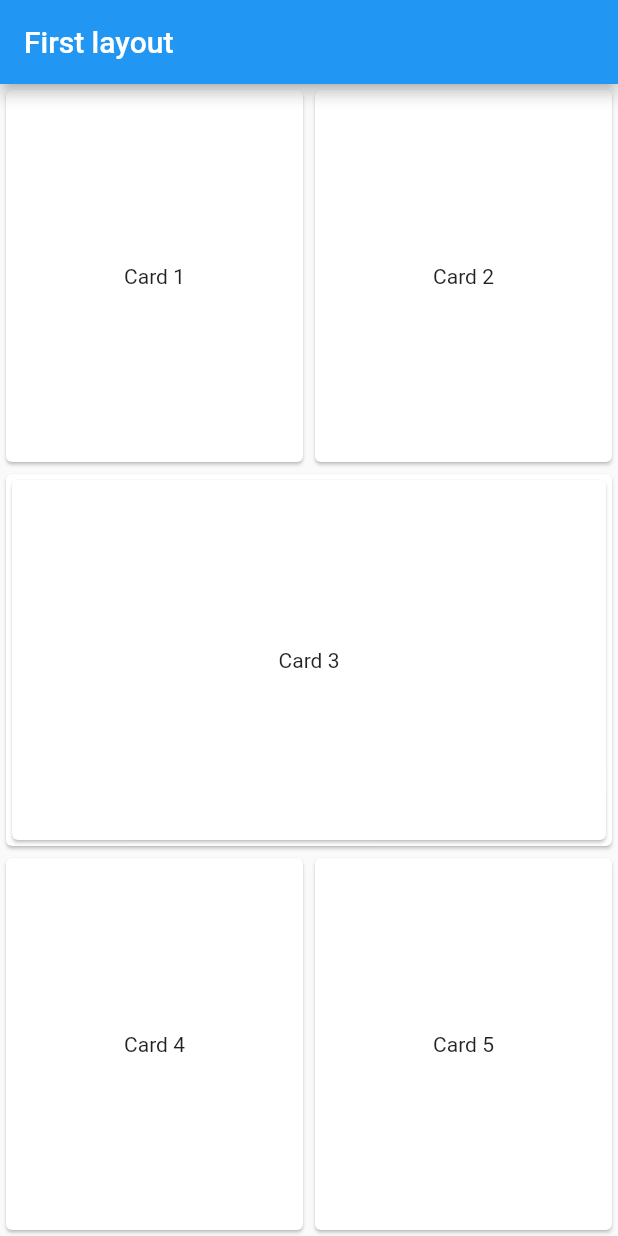
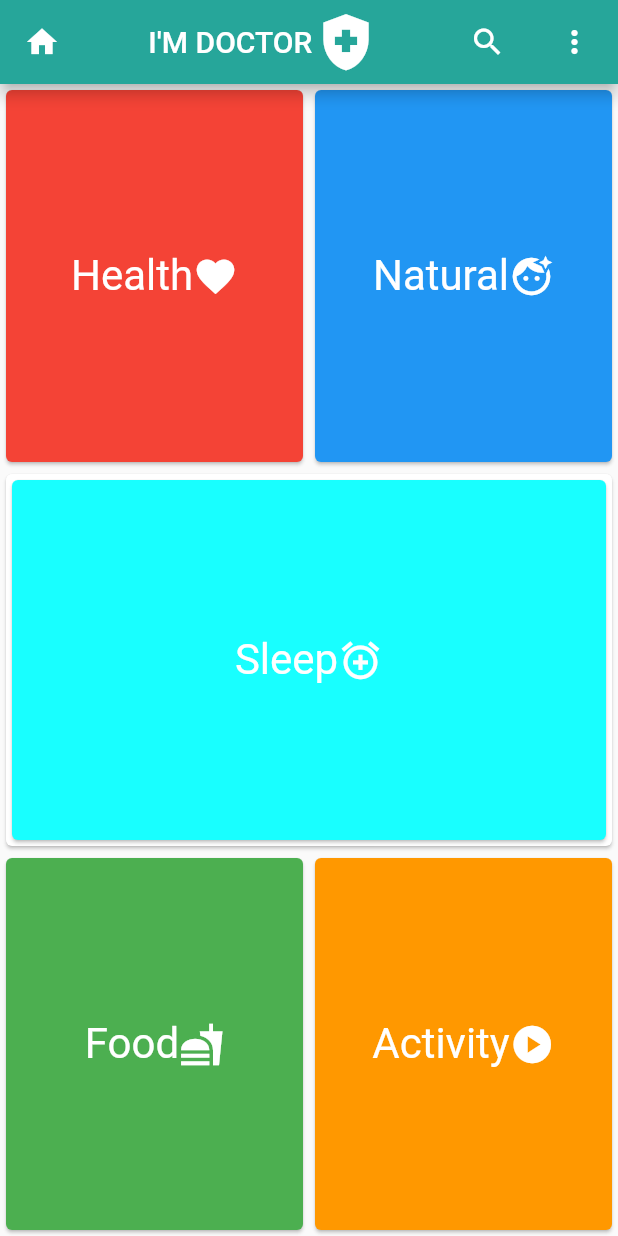
Before and after one commit to AlexGrin1/Flutter-example, a Flutter app: the screen it shows after launch, on a phone screen of 412 x 824 dp. Run offline on Flutter 3.47's test engine with Material 2 defaults, Android fonts, the phone set to English and light mode, and no system bars; missing offline and left inert: dart:html.

Commit message:
feat: studying the behavior of blocks and setting up positioning

```diff
--- a/layout_and_position/lib/main.dart
+++ b/layout_and_position/lib/main.dart
@@ -7,6 +7,7 @@ class MyApp extends StatelessWidget {
   @override
   Widget build(BuildContext context) {
     return MaterialApp(
+      debugShowCheckedModeBanner: false,
       title: 'Flutter Demo',
       home: HomeScreen(),
     );
--- a/layout_and_position/lib/screens/home_card_widget.dart
+++ b/layout_and_position/lib/screens/home_card_widget.dart
@@ -4,13 +4,26 @@ import 'package:flutter/material.dart';
 
 class HomeCardWidget extends StatelessWidget {
   final String cardText;
-
-  const HomeCardWidget(this.cardText);
+  final dynamic colorCard;
+  final dynamic iconCard;
+  const HomeCardWidget(this.cardText, this.colorCard, this.iconCard);
 
   @override
   Widget build(BuildContext context) {
-    return Card(
-      child: Center(child: Text(cardText)),
+    return InkWell(
+       onTap: () {},
+      child: Card(
+        color: colorCard,
+        child: Container(
+          margin: EdgeInsets.all(0),
+          child: Row(
+            mainAxisAlignment: MainAxisAlignment.center,
+            children: [
+              Text(cardText, style: TextStyle(color: Colors.white, fontSize: 28)),
+              Icon(iconCard, color: Colors.white, size: 30.0),
+            ],
+          ),
+        )),
     );
   }
 }
--- a/layout_and_position/lib/screens/home_landscape.dart
+++ b/layout_and_position/lib/screens/home_landscape.dart
@@ -11,10 +11,10 @@ class HomeLandscape extends StatelessWidget {
             crossAxisAlignment: CrossAxisAlignment.stretch,
             children: <Widget>[
               Expanded(
-                child: HomeCardWidget("Card 1"),
+                child: HomeCardWidget("Health",Colors.indigoAccent, Icons.favorite),
               ),
               Expanded(
-                child: HomeCardWidget("Card 2"),
+                child: HomeCardWidget("Natural",Colors.indigoAccent,Icons.face_retouching_natural),
               )
             ],
           ),
@@ -24,7 +24,7 @@ class HomeLandscape extends StatelessWidget {
             crossAxisAlignment: CrossAxisAlignment.stretch,
             children: <Widget>[
               Expanded(
-                child: HomeCardWidget("Card 3"),
+                child: HomeCardWidget("Sleep", Colors.indigoAccent,Icons.alarm_add),
               ),
             ],
           ),
@@ -34,10 +34,10 @@ class HomeLandscape extends StatelessWidget {
             crossAxisAlignment: CrossAxisAlignment.stretch,
             children: <Widget>[
               Expanded(
-                child: HomeCardWidget("Card 4"),
+                child: HomeCardWidget("Home",Colors.indigoAccent,Icons.cabin_sharp),
               ),
               Expanded(
-                child: HomeCardWidget("Card 5"),
+                child: HomeCardWidget("Play",Colors.indigoAccent,Icons.play_circle),
               )
             ],
           ),
--- a/layout_and_position/lib/screens/home_portrait.dart
+++ b/layout_and_position/lib/screens/home_portrait.dart
@@ -10,9 +10,9 @@ class HomePortrait extends StatelessWidget {
          crossAxisAlignment: CrossAxisAlignment.stretch,
          children: <Widget>[
           Expanded(
-            child: HomeCardWidget("Card 1")),
+            child: HomeCardWidget("Health", Colors.red, Icons.favorite)),
           Expanded(
-            child: HomeCardWidget("Card 2"))
+            child: HomeCardWidget("Natural", Colors.blue, Icons.face_retouching_natural))
          ],
        )),
         Expanded(
@@ -21,7 +21,7 @@ class HomePortrait extends StatelessWidget {
             children: <Widget>[
               Expanded(
                 child: Card(
-                  child: HomeCardWidget("Card 3"),
+                  child: HomeCardWidget("Sleep",Colors.cyanAccent, Icons.alarm_add),
                 ),
               ),
             ],
@@ -31,9 +31,10 @@ class HomePortrait extends StatelessWidget {
          crossAxisAlignment: CrossAxisAlignment.stretch,
          children: <Widget>[
           Expanded(
-            child: HomeCardWidget("Card 4")),
+            child: HomeCardWidget("Food",Colors.green, Icons.fastfood_sharp)),
+
           Expanded(
-            child: HomeCardWidget("Card 5"))
+            child: HomeCardWidget("Activity",Colors.orange, Icons.play_circle))
          ],
        )),
      ],
--- a/layout_and_position/lib/screens/home_screen.dart
+++ b/layout_and_position/lib/screens/home_screen.dart
@@ -6,9 +6,38 @@ class HomeScreen extends StatelessWidget {
   @override
   Widget build(BuildContext context) {
     return Scaffold(
-      body: MediaQuery.of(context).orientation == Orientation.portrait ? HomePortrait(): HomeLandscape(),
+      body: MediaQuery.of(context).orientation == Orientation.portrait
+          ? HomePortrait()
+          : HomeLandscape(),
       appBar: AppBar(
-        title: Text('First layout')
+        backgroundColor: Colors.teal[400],
+        leading: IconButton(
+          onPressed: () {},
+          icon: Icon(Icons.home),
+        ),
+        title: Row(
+          mainAxisAlignment: MainAxisAlignment.center,
+          children: [
+            Text('I\'m Doctor'.toUpperCase()),
+            Icon(Icons.health_and_safety, color: Colors.white, size: 45.0),
+          ],
+        ),
+        actions: [
+          Container(
+            padding: const EdgeInsets.all(5),
+            child: IconButton(
+              onPressed: () {},
+              icon: Icon(Icons.search),
+            ),
+          ),
+          Container(
+            padding: const EdgeInsets.all(5),
+            child: IconButton(
+              onPressed: () {},
+              icon: Icon(Icons.more_vert),
+            ),
+          ),
+        ],
       ),
     );
   }
```
